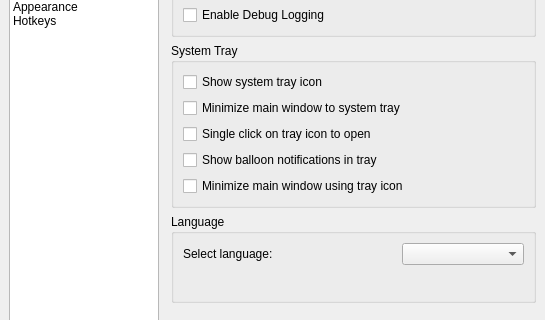
Above: sources/aformsettings.ui from murtisoft/lnmsgr before the change; both pictures show x 0 to 545 and y 122 to 442 of the 545 by 542 pixel window. Below: the same form after it.
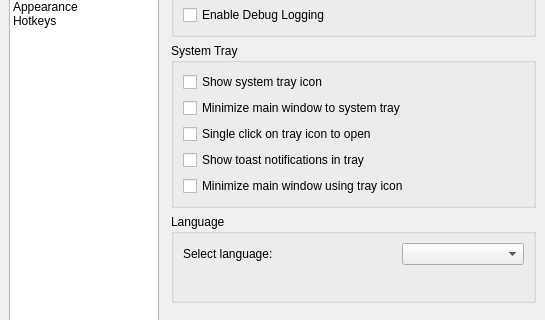
That is the form after the change. The open tabs and pages were chosen to show the change.

```diff
--- a/sources/aformsettings.ui
+++ b/sources/aformsettings.ui
@@ -216,7 +216,7 @@
             <item>
              <widget class="QCheckBox" name="chkSysTrayMsg">
               <property name="text">
-               <string>Show balloon notifications in tray</string>
+               <string>Show toast notifications in tray</string>
               </property>
              </widget>
             </item>
```
Left out of the diff: 4 changed lines with no effect on the pictures.
